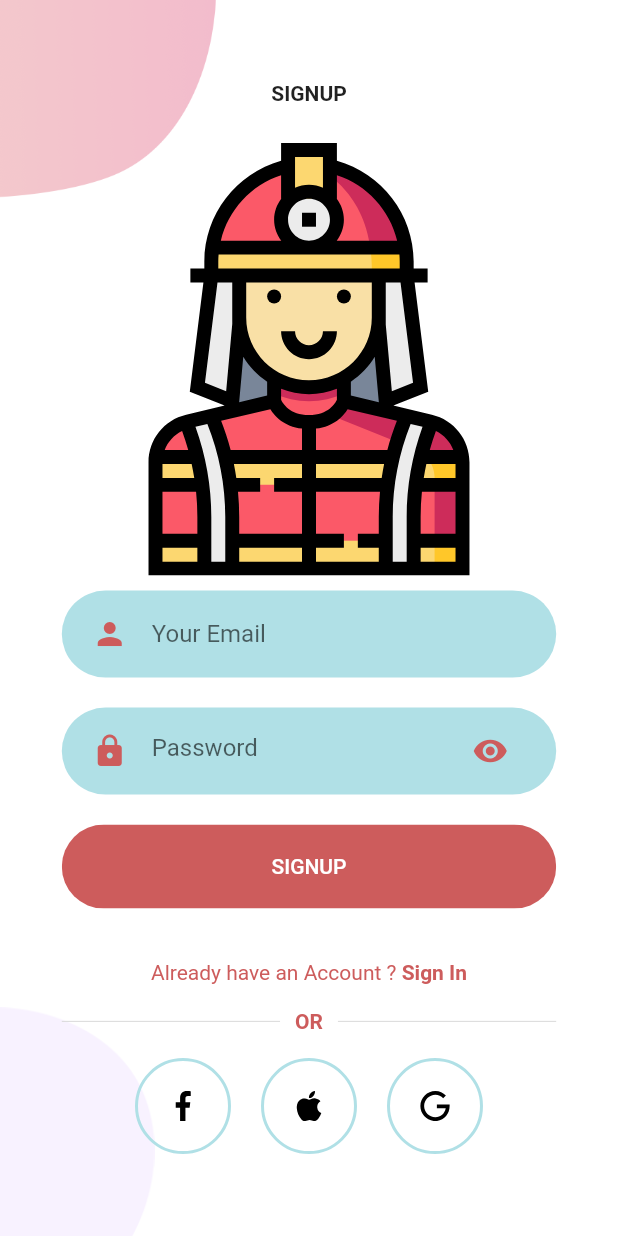
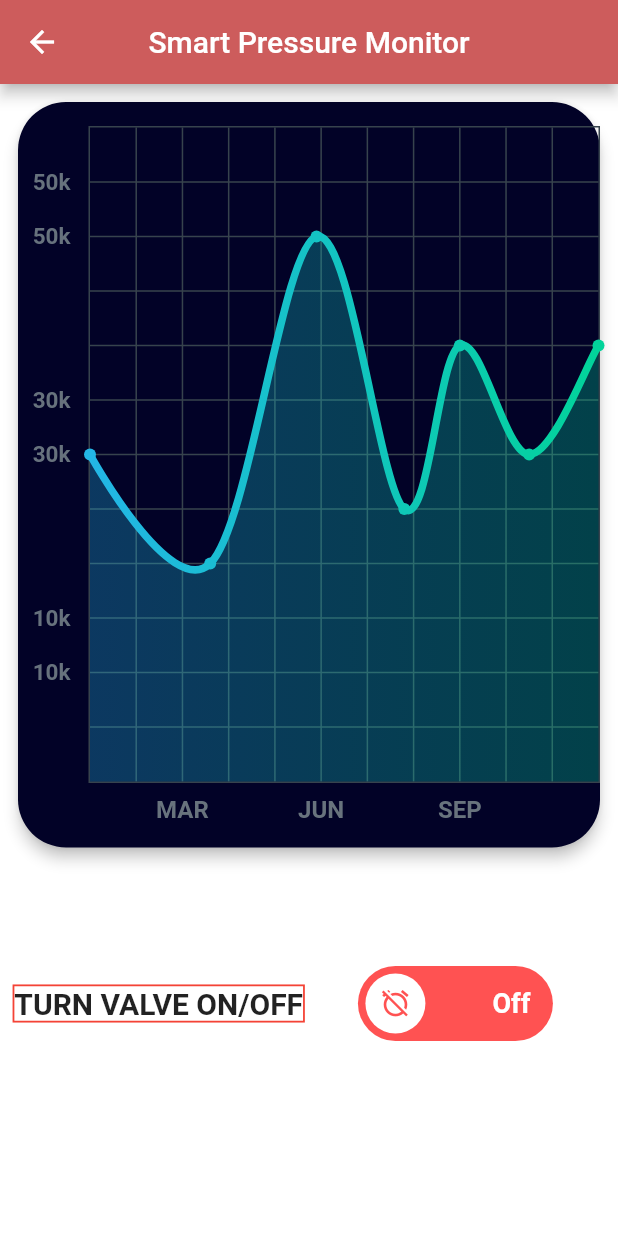
Before and after one commit to JethroPhuah/SCDFLyfsavers, a Flutter app: the SignUpScreen screen opened directly, after a tap on "SIGNUP", on a phone screen of 412 x 824 dp. Run offline on Flutter 3.47's test engine with Material 2 defaults, Android fonts, the phone set to English and light mode, and no system bars; drawn by our look-alikes of fl_chart, lite_rolling_switch; our stand-ins replace flutter_svg.

Commit message:
added functional screen

```diff
--- a/lib/Screens/Login/components/body.dart
+++ b/lib/Screens/Login/components/body.dart
@@ -1,6 +1,8 @@
 import 'package:flutter/material.dart';
 import 'package:scdf_ibm/Screens/Login/components/background.dart';
 import 'package:scdf_ibm/Screens/Signup/signup_screen.dart';
+import 'package:scdf_ibm/Screens/functional/home_page.dart';
+import 'package:scdf_ibm/Screens/functional/line_chart_page.dart';
 import 'package:scdf_ibm/components/already_have_an_account_acheck.dart';
 import 'package:scdf_ibm/components/rounded_button.dart';
 import 'package:scdf_ibm/components/rounded_input_field.dart';
@@ -39,7 +41,16 @@ class Body extends StatelessWidget {
             ),
             RoundedButton(
               text: "LOGIN",
-              press: () {},
+              press: () {
+                Navigator.push(
+                  context,
+                  MaterialPageRoute(
+                    builder: (context) {
+                      return HomePage();
+                    },
+                  ),
+                );
+              },
             ),
             SizedBox(height: size.height * 0.03),
             AlreadyHaveAnAccountCheck(
--- a/lib/Screens/Signup/components/body.dart
+++ b/lib/Screens/Signup/components/body.dart
@@ -3,6 +3,8 @@ import 'package:scdf_ibm/Screens/Login/login_screen.dart';
 import 'package:scdf_ibm/Screens/Signup/components/background.dart';
 import 'package:scdf_ibm/Screens/Signup/components/or_divider.dart';
 import 'package:scdf_ibm/Screens/Signup/components/social_icon.dart';
+import 'package:scdf_ibm/Screens/functional/home_page.dart';
+import 'package:scdf_ibm/Screens/functional/line_chart_page.dart';
 import 'package:scdf_ibm/components/already_have_an_account_acheck.dart';
 import 'package:scdf_ibm/components/rounded_button.dart';
 import 'package:scdf_ibm/components/rounded_input_field.dart';
@@ -36,7 +38,16 @@ class Body extends StatelessWidget {
             ),
             RoundedButton(
               text: "SIGNUP",
-              press: () {},
+              press: () {
+                Navigator.push(
+                  context,
+                  MaterialPageRoute(
+                    builder: (context) {
+                      return HomePage();
+                    },
+                  ),
+                );
+              },
             ),
             SizedBox(height: size.height * 0.03),
             AlreadyHaveAnAccountCheck(
--- /dev/null
+++ b/lib/Screens/functional/home_page.dart
@@ -0,0 +1,62 @@
+import 'package:flutter/cupertino.dart';
+import 'package:flutter/material.dart';
+import 'package:lite_rolling_switch/lite_rolling_switch.dart';
+import 'line_chart_page.dart';
+
+class HomePage extends StatelessWidget {
+  @override
+  Widget build(BuildContext context) => Scaffold(
+        appBar:
+            AppBar(title: Text("Smart Pressure Monitor"), centerTitle: true),
+        body: Padding(
+          padding: const EdgeInsets.all(8),
+          child: Column(
+            children: <Widget>[
+              Container(
+                child: LineChartPage(),
+                width: 500,
+                height: 505,
+              ),
+              Row(
+                mainAxisAlignment: MainAxisAlignment.spaceEvenly,
+                children: [
+                  new Container(
+                    alignment: Alignment.center,
+                    decoration: new BoxDecoration(
+                      shape: BoxShape.rectangle,
+                      border: new Border.all(
+                        color: Colors.red,
+                        width: 1.2,
+                      ),
+                    ),
+                    child: new Text(
+                      "TURN VALVE ON/OFF",
+                      style:
+                          TextStyle(fontSize: 20, fontWeight: FontWeight.bold),
+                    ),
+                  ),
+                  Container(
+                    alignment: Alignment.center,
+                    child: LiteRollingSwitch(
+                      value: false,
+                      textOn: "On",
+                      textOff: "Off",
+                      colorOn: Colors.greenAccent,
+                      colorOff: Colors.redAccent,
+                      iconOn: Icons.done,
+                      iconOff: Icons.alarm_off,
+                      textSize: 18.0,
+                      onChanged: (bool position) {
+                        print("The button is $position");
+                      },
+                    ),
+                    constraints:
+                        BoxConstraints.tightForFinite(width: 200, height: 200),
+                  ),
+                ],
+              )
+            ],
+          ),
+        ),
+      );
+}
--- /dev/null
+++ b/lib/Screens/functional/line_chart_page.dart
@@ -0,0 +1,17 @@
+import 'package:flutter/material.dart';
+import 'package:scdf_ibm/Screens/functional/widgets/line_chart_widget.dart';
+
+class LineChartPage extends StatelessWidget {
+  @override
+  Widget build(BuildContext context) => Card(
+    elevation: 4,
+    shape: RoundedRectangleBorder(
+      borderRadius: BorderRadius.circular(32),
+    ),
+    color: const Color(0xff020227),
+    child: Padding(
+      padding: const EdgeInsets.only(top: 16),
+      child: LineChartWidget(),
+    ),
+  );
+}
--- /dev/null
+++ b/lib/Screens/functional/widgets/line_chart_widget.dart
@@ -0,0 +1,66 @@
+import 'dart:ui';
+import 'package:flutter/material.dart';
+import 'package:fl_chart/fl_chart.dart';
+
+import 'line_titles.dart';
+
+class LineChartWidget extends StatelessWidget {
+  final List<Color> gradientColors = [
+    const Color(0xff23b6e6),
+    const Color(0xff02d39a),
+  ];
+
+  @override
+  Widget build(BuildContext context) => LineChart(
+        LineChartData(
+          minX: 0,
+          maxX: 11,
+          minY: 0,
+          maxY: 6,
+          titlesData: LineTitles.getTitleData(),
+          gridData: FlGridData(
+            show: true,
+            getDrawingHorizontalLine: (value) {
+              return FlLine(
+                color: const Color(0xff37434d),
+                strokeWidth: 1,
+              );
+            },
+            drawVerticalLine: true,
+            getDrawingVerticalLine: (value) {
+              return FlLine(
+                color: const Color(0xff37434d),
+                strokeWidth: 1,
+              );
+            },
+          ),
+          borderData: FlBorderData(
+            show: true,
+            border: Border.all(color: const Color(0xff37434d), width: 1),
+          ),
+          lineBarsData: [
+            LineChartBarData(
+              spots: [
+                FlSpot(0, 3),
+                FlSpot(2.6, 2),
+                FlSpot(4.9, 5),
+                FlSpot(6.8, 2.5),
+                FlSpot(8, 4),
+                FlSpot(9.5, 3),
+                FlSpot(11, 4),
+              ],
+              isCurved: true,
+              colors: gradientColors,
+              barWidth: 5,
+              // dotData: FlDotData(show: false),
+              belowBarData: BarAreaData(
+                show: true,
+                colors: gradientColors
+                    .map((color) => color.withOpacity(0.3))
+                    .toList(),
+              ),
+            ),
+          ],
+        ),
+      );
+}
--- /dev/null
+++ b/lib/Screens/functional/widgets/line_titles.dart
@@ -0,0 +1,50 @@
+import 'package:fl_chart/fl_chart.dart';
+import 'package:flutter/material.dart';
+
+class LineTitles {
+  static getTitleData() => FlTitlesData(
+        show: true,
+        bottomTitles: SideTitles(
+          showTitles: true,
+          reservedSize: 35,
+          getTextStyles: (value) => const TextStyle(
+            color: Color(0xff68737d),
+            fontWeight: FontWeight.bold,
+            fontSize: 16,
+          ),
+          getTitles: (value) {
+            switch (value.toInt()) {
+              case 2:
+                return 'MAR';
+              case 5:
+                return 'JUN';
+              case 8:
+                return 'SEP';
+            }
+            return '';
+          },
+          margin: 8,
+        ),
+        leftTitles: SideTitles(
+          showTitles: true,
+          getTextStyles: (value) => const TextStyle(
+            color: Color(0xff67727d),
+            fontWeight: FontWeight.bold,
+            fontSize: 15,
+          ),
+          getTitles: (value) {
+            switch (value.toInt()) {
+              case 1:
+                return '10k';
+              case 3:
+                return '30k';
+              case 5:
+                return '50k';
+            }
+            return '';
+          },
+          reservedSize: 35,
+          margin: 12,
+        ),
+      );
+}
--- a/pubspec.yaml
+++ b/pubspec.yaml
@@ -29,6 +29,8 @@ dependencies:
   # Use with the CupertinoIcons class for iOS style icons.
   cupertino_icons: ^1.0.0
   flutter_svg: ^0.19.1
+  fl_chart: ^0.12.0
+  lite_rolling_switch: ^0.1.1
 
 
 dev_dependencies:
```
Also changed, not shown: pubspec.lock.
